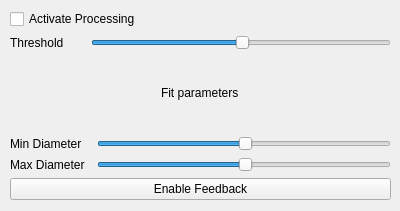
Old version of the form ellipsedetectiondialog.ui in the repository SamDehaeck/GigaViewer.
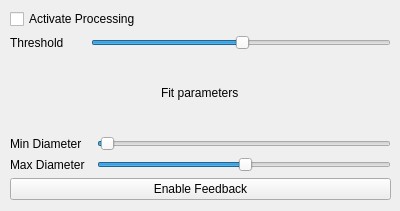
New version of the form.

Commit message: Implementation of Black&White criterium, centerLine VerticalLine criterium, aspectRatio criterium and min&max Diam.

The edit to the form file:
```diff
--- a/ellipsedetectiondialog.ui
+++ b/ellipsedetectiondialog.ui
@@ -57,7 +57,7 @@
     <item row="3" column="2">
      <widget class="QSlider" name="horPosition">
       <property name="value">
-       <number>50</number>
+       <number>1</number>
       </property>
       <property name="orientation">
        <enum>Qt::Horizontal</enum>
```
The commit also changes 2 other files.
